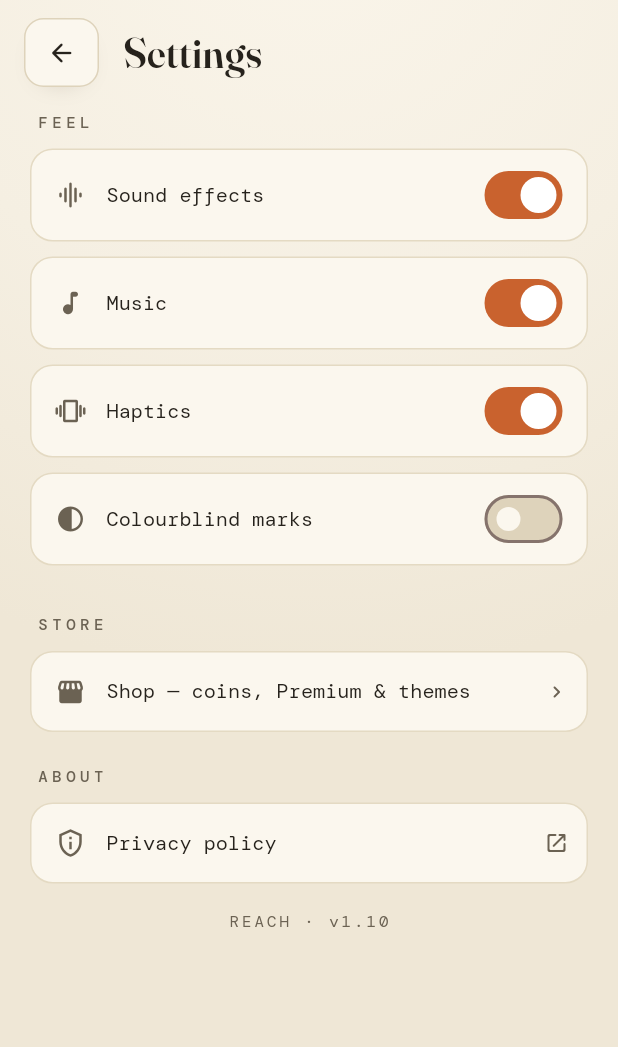
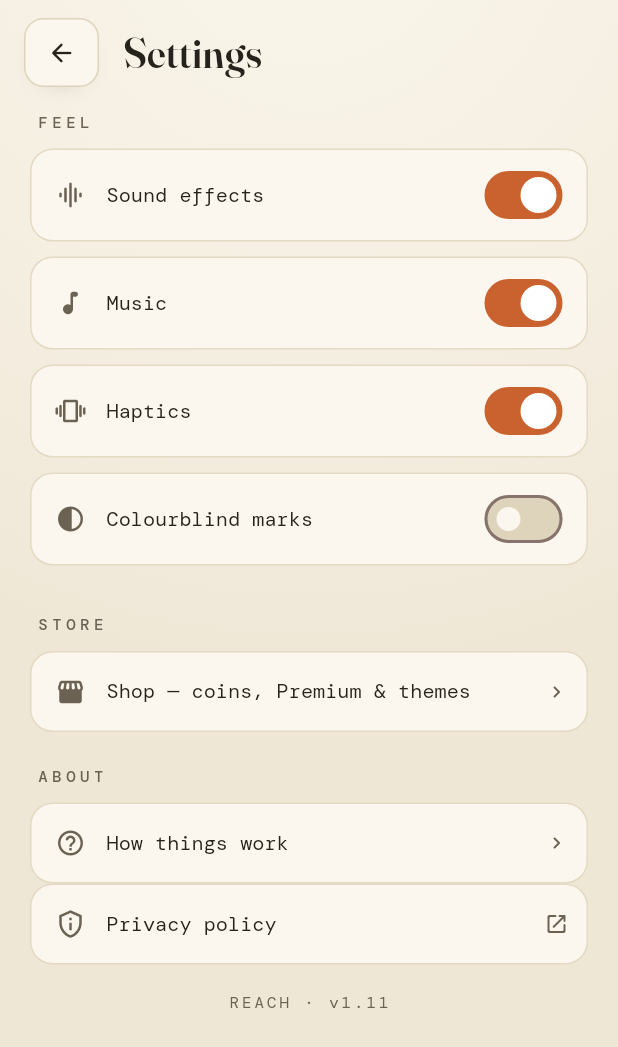
Before and after one commit to utkuyuksel/reach, a Flutter app: the screen it shows after launch, after a tap on the "tune" icon, on a phone screen of 412 x 824 dp. Shown: the top 1047 px of the screen. Run offline on Flutter 3.47's test engine with Material 3 defaults, Android fonts, the phone set to English and light mode, and no system bars; our stand-ins replace audioplayers, firebase_analytics, firebase_core, flutter_riverpod, google_mobile_ads, in_app_purchase and 2 more; accounts and stored records are empty.

Commit message:
Mosaic chest, contextual teaching, music scaffold (v1.11)
Joint-owner decision round, implemented:

- Mosaic completion chest: +60c once per week, folded into the win's
  coin total (mosaicController.onBoardCleared now returns the chest);
  the gallery stays the permanent trophy.
- Contextual teaching instead of a front-loaded tutorial: the home
  mosaic card breathes twice the first time cells appear (one-time,
  seenMosaicIntro flag); tapping a locked tile now answers WHY with the
  familiar reject flash + a light haptic (permanent feedback); a quiet
  "How things work" icon-card help screen in Settings.
- Music groundwork: ambient service now rotates a track list (adding a
  curated track = drop file + one line), assets/music/LICENSES.md ledger
  with the sourcing rule (Pixabay Music, commercial-free, no
  attribution; ~96-128kbps M4A). Synthesized pad remains the fallback
  until the owner picks real tracks.

Decisions recorded (DEVLOG): no accounts at launch (anonymous Firebase
Auth -> optional sign-in later), no database yet (local-first seam ready
for Firestore), wildcard gets its own careful pass.

Tests: weekly chest pays exactly once. Full suite green. Bump to 1.11.

Co-Authored-By: Claude Fable 5 <noreply@anthropic.com>

```diff
--- a/lib/config/app_constants.dart
+++ b/lib/config/app_constants.dart
@@ -30,7 +30,7 @@ const String kAppTagline = 'a calm number puzzle';
 
 /// Marketing version shown in Settings. Keep in step with `pubspec.yaml`'s
 /// `version:` and the matching git tag (e.g. `v1.1`).
-const String kAppVersion = '1.10';
+const String kAppVersion = '1.11';
 
 /// Reverse-DNS bundle / package identifier used by the stores. This is the
 /// REAL, PERMANENT id (org segment = the developer handle, so it survives any
--- a/lib/game/screens/home_screen.dart
+++ b/lib/game/screens/home_screen.dart
@@ -11,6 +11,7 @@ import '../state/entitlement_controller.dart';
 import '../state/game_controller.dart';
 import '../state/mosaic_controller.dart';
 import '../state/providers.dart';
+import '../state/settings_controller.dart';
 import '../state/wallet_controller.dart';
 import '../state/zen_controller.dart';
 import '../theme/app_text.dart';
@@ -347,6 +348,35 @@ class _MosaicCard extends ConsumerWidget {
     final revealed = ctrl.revealed;
     final weekKey = ctrl.currentWeekKey;
 
+    // One-time teaching beat: the first time cells have appeared, the card
+    // breathes twice so the player connects "my clears painted that".
+    final settings = ref.watch(settingsControllerProvider);
+    final introPulse = revealed > 0 && !settings.seenMosaicIntro;
+    if (introPulse) {
+      WidgetsBinding.instance.addPostFrameCallback((_) =>
+          ref.read(settingsControllerProvider.notifier).markMosaicIntroSeen());
+    }
+
+    Widget card = _card(context, ref, config, revealed, weekKey);
+    if (introPulse) {
+      card = TweenAnimationBuilder<double>(
+        tween: Tween(begin: 0, end: 1),
+        duration: const Duration(milliseconds: 1600),
+        curve: Curves.easeInOut,
+        builder: (context, t, child) {
+          // Two gentle breaths: scale follows |sin| of two periods.
+          final breath =
+              (0.5 - (t * 2 - (t * 2).floorToDouble() - 0.5).abs()) * 2;
+          return Transform.scale(scale: 1 + 0.03 * breath, child: child);
+        },
+        child: card,
+      );
+    }
+    return card;
+  }
+
+  Widget _card(BuildContext context, WidgetRef ref, dynamic config,
+      int revealed, String weekKey) {
     return Pressable(
       onTap: () => Navigator.of(context).push(
         MaterialPageRoute(builder: (_) => const MosaicGalleryScreen()),
--- a/lib/game/screens/settings_screen.dart
+++ b/lib/game/screens/settings_screen.dart
@@ -10,6 +10,7 @@ import '../theme/palette.dart';
 import '../widgets/paper_background.dart';
 import '../widgets/pressable.dart';
 import '../widgets/soft_button.dart';
+import 'help_screen.dart';
 import 'shop_screen.dart';
 
 class SettingsScreen extends ConsumerWidget {
@@ -91,6 +92,15 @@ class SettingsScreen extends ConsumerWidget {
                     ),
                     const SizedBox(height: 22),
                     _SectionLabel(palette: palette, text: 'ABOUT'),
+                    _LinkRow(
+                      palette: palette,
+                      icon: Icons.help_outline_rounded,
+                      label: 'How things work',
+                      trailing: Icons.chevron_right_rounded,
+                      onTap: () => Navigator.of(context).push(
+                        MaterialPageRoute(builder: (_) => const HelpScreen()),
+                      ),
+                    ),
                     _LinkRow(
                       palette: palette,
                       icon: Icons.privacy_tip_outlined,
--- a/lib/game/state/game_controller.dart
+++ b/lib/game/state/game_controller.dart
@@ -393,9 +393,11 @@ class GameController extends Notifier<GameSession?> {
     }
 
     // Every fresh clear, in any mode, reveals a few cells of this week's
-    // mosaic — the cross-mode habit-stacking hook.
+    // mosaic — the cross-mode habit-stacking hook. Finishing the artwork
+    // pays its weekly chest right into this win.
     if (freshWin) {
-      ref.read(mosaicControllerProvider.notifier).onBoardCleared();
+      earned +=
+          ref.read(mosaicControllerProvider.notifier).onBoardCleared();
     }
 
     wallet.earn(earned, reason: 'clear');
--- a/lib/game/state/settings_controller.dart
+++ b/lib/game/state/settings_controller.dart
@@ -16,6 +16,8 @@ class SettingsController extends Notifier<Settings> {
   void setColorblind(bool value) => _update(state.copyWith(colorblind: value));
   void setOnboardingDone(bool value) =>
       _update(state.copyWith(onboardingDone: value));
+  void markMosaicIntroSeen() =>
+      _update(state.copyWith(seenMosaicIntro: true));
 
   /// Select an already-unlocked palette.
   void setPalette(String paletteId) =>
--- a/lib/services/persisted_models.dart
+++ b/lib/services/persisted_models.dart
@@ -28,6 +28,9 @@ class Settings {
   /// Palette ids unlocked with coins (Premium unlocks all regardless).
   final List<String> ownedPaletteIds;
 
+  /// One-time contextual teaching beats already shown.
+  final bool seenMosaicIntro;
+
   const Settings({
     this.hapticsOn = true,
     this.sfxOn = true,
@@ -36,6 +39,7 @@ class Settings {
     this.paletteId = 'clay',
     this.onboardingDone = false,
     this.ownedPaletteIds = const [],
+    this.seenMosaicIntro = false,
   });
 
   Settings copyWith({
@@ -46,6 +50,7 @@ class Settings {
     String? paletteId,
     bool? onboardingDone,
     List<String>? ownedPaletteIds,
+    bool? seenMosaicIntro,
   }) =>
       Settings(
         hapticsOn: hapticsOn ?? this.hapticsOn,
@@ -55,6 +60,7 @@ class Settings {
         paletteId: paletteId ?? this.paletteId,
         onboardingDone: onboardingDone ?? this.onboardingDone,
         ownedPaletteIds: ownedPaletteIds ?? this.ownedPaletteIds,
+        seenMosaicIntro: seenMosaicIntro ?? this.seenMosaicIntro,
       );
 
   Map<String, dynamic> toMap() => {
@@ -65,6 +71,7 @@ class Settings {
         'paletteId': paletteId,
         'onboardingDone': onboardingDone,
         'ownedPaletteIds': ownedPaletteIds,
+        'seenMosaicIntro': seenMosaicIntro,
       };
 
   factory Settings.fromMap(Map<String, dynamic> m) => Settings(
@@ -76,6 +83,7 @@ class Settings {
         onboardingDone: m['onboardingDone'] as bool? ?? false,
         ownedPaletteIds:
             (m['ownedPaletteIds'] as List?)?.cast<String>() ?? const [],
+        seenMosaicIntro: m['seenMosaicIntro'] as bool? ?? false,
       );
 }
 
--- a/lib/services/remote_config_service.dart
+++ b/lib/services/remote_config_service.dart
@@ -37,6 +37,9 @@ class GameConfig {
   /// Cells revealed per cleared board (any mode); Premium reveals one more.
   final int mosaicRevealPerClear;
   final int premiumMosaicBonus;
+
+  /// One-time coin chest when the week's mosaic completes (~17 clears).
+  final int mosaicCompleteBonus;
 
   // --- Coin economy: sinks ---
   final int hintCost;
@@ -101,6 +104,7 @@ class GameConfig {
     this.mosaicSize = 49,
     this.mosaicRevealPerClear = 3,
     this.premiumMosaicBonus = 1,
+    this.mosaicCompleteBonus = 60,
     this.hintCost = 20,
     this.streakFreezeCost = 150,
     this.maxFreezeTokens = 2,
--- a/pubspec.yaml
+++ b/pubspec.yaml
@@ -16,7 +16,7 @@ publish_to: 'none' # Remove this line if you wish to publish to pub.dev
 # https://developer.apple.com/library/archive/documentation/General/Reference/InfoPlistKeyReference/Articles/CoreFoundationKeys.html
 # In Windows, build-name is used as the major, minor, and patch parts
 # of the product and file versions while build-number is used as the build suffix.
-version: 1.10.0+11
+version: 1.11.0+12
 
 environment:
   sdk: ^3.10.1
@@ -68,6 +68,7 @@ flutter:
 
   assets:
     - assets/sounds/
+    - assets/music/
 
   fonts:
     # Bundled (offline). See README "Renaming / rebranding" + "Fonts".
```
Also changed, not shown: lib/game/screens/help_screen.dart (added, +122 -0 lines), lib/game/state/mosaic_controller.dart (+7 -3 lines), lib/game/widgets/board_widget.dart (+14 -1 lines), lib/services/sound_service.dart (+12 -1 lines), 3 other files.
